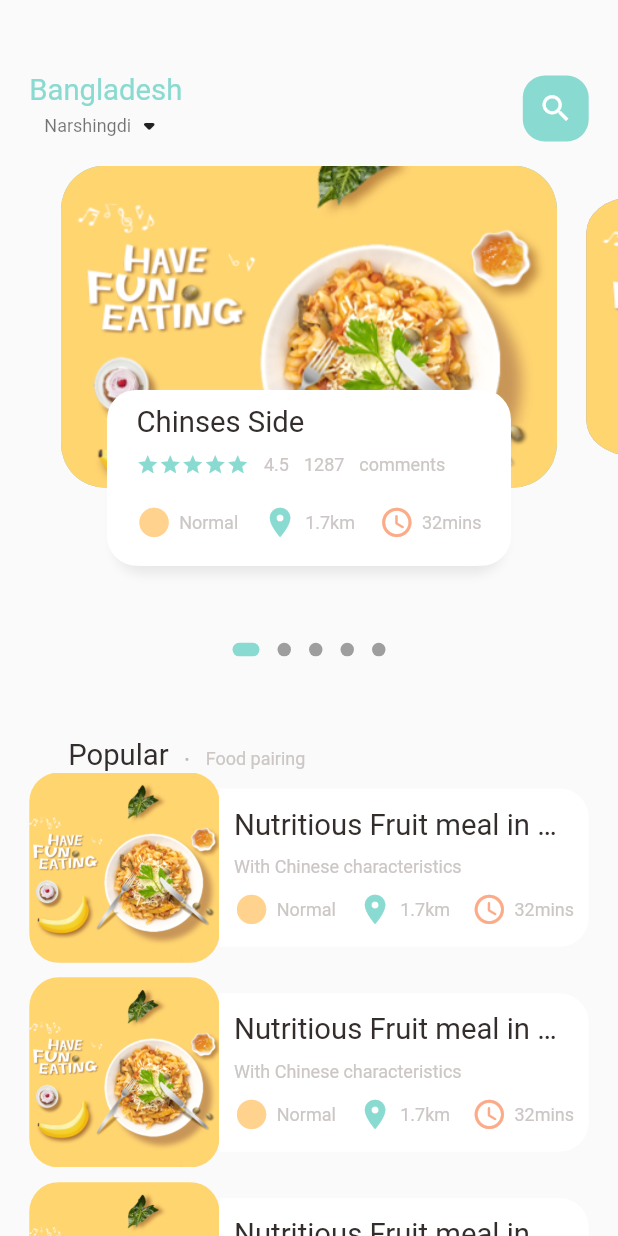
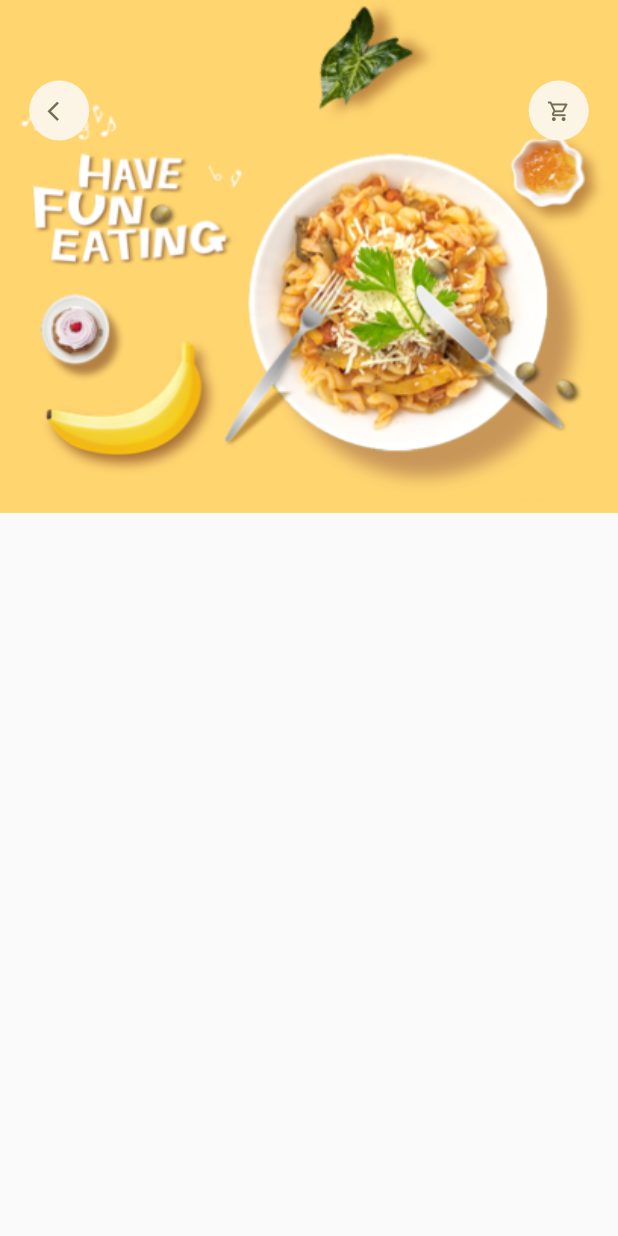
Before and after one commit to Thae00/food_delivery, a Flutter app: the screen it shows after launch, on a phone screen of 412 x 824 dp. Run offline on Flutter 3.47's test engine with Material 2 defaults, Android fonts, the phone set to English and light mode, and no system bars; drawn by our look-alikes of dots_indicator; our stand-ins replace get.

Commit message:
building foodDetailPage with Stack

```diff
--- a/lib/main.dart
+++ b/lib/main.dart
@@ -1,6 +1,7 @@
 import 'package:flutter/material.dart';
-import 'package:food_delivery/home/main_food_page.dart';
+import 'package:food_delivery/pages/food/popular_food_detail.dart';
 import 'package:get/get.dart';
+import 'pages/home/main_food_page.dart';
 
 void main() {
   runApp(MyApp());
@@ -14,7 +15,7 @@ class MyApp extends StatelessWidget {
   Widget build(BuildContext context) {
     return GetMaterialApp(
       debugShowCheckedModeBanner: false,
-      home: MainFoodPage(),
+      home: PopularFoodDetail(),
     );
   }
 }
--- /dev/null
+++ b/lib/pages/food/popular_food_detail.dart
@@ -0,0 +1,45 @@
+import 'package:flutter/material.dart';
+import 'package:food_delivery/utils/dimensions.dart';
+import 'package:food_delivery/widgets/app_icon.dart';
+
+class PopularFoodDetail extends StatelessWidget {
+  PopularFoodDetail({Key? key}) : super(key: key);
+
+  @override
+  Widget build(BuildContext context) {
+    return Scaffold(
+      body: Stack(
+        children: [
+          Positioned(
+            left: 0,
+            right: 0,
+            child: Container(
+              width: double.maxFinite,
+              height: Dimensions.popularFoodImgSize,
+              decoration: BoxDecoration(
+                image: DecorationImage(
+                  fit: BoxFit.cover,
+                  image: AssetImage(
+                    "assets/image/food0.png"
+                  )
+                )
+              ),
+            ),
+          ),
+          Positioned(
+            top: Dimensions.height55,
+            left: Dimensions.width20,
+            right: Dimensions.width20,
+            child: Row(
+              mainAxisAlignment: MainAxisAlignment.spaceBetween,
+              children: [
+                AppIcon(icon: Icons.arrow_back_ios),
+                AppIcon(icon: Icons.shopping_cart_outlined),
+              ],
+            ),
+          ),
+        ],
+      ),
+    );
+  }
+}
--- a/lib/home/food_body_page.dart
+++ b/lib/pages/home/food_body_page.dart
@@ -1,5 +1,4 @@
 import 'package:dots_indicator/dots_indicator.dart';
-import 'package:flutter/cupertino.dart';
 import 'package:flutter/material.dart';
 import 'package:food_delivery/utils/colors.dart';
 import 'package:food_delivery/utils/dimensions.dart';
--- a/lib/home/main_food_page.dart
+++ b/lib/pages/home/main_food_page.dart
@@ -1,9 +1,10 @@
 import 'package:flutter/material.dart';
-import 'package:food_delivery/home/food_body_page.dart';
 import 'package:food_delivery/utils/colors.dart';
 import 'package:food_delivery/utils/dimensions.dart';
 import 'package:food_delivery/widgets/big_text.dart';
 import 'package:food_delivery/widgets/small_text.dart';
+
+import 'food_body_page.dart';
 
 class MainFoodPage extends StatefulWidget {
   MainFoodPage({Key? key}) : super(key: key);
--- a/lib/utils/dimensions.dart
+++ b/lib/utils/dimensions.dart
@@ -15,6 +15,7 @@ class Dimensions {
   static double height30 = screenHeight / 18.13;
   static double height45 = screenHeight / 18.75;
   static double height50 = screenHeight / 16.88;
+  static double height55 = screenHeight / 15.34;
 
   static double width10 = screenHeight / 84.4;
   static double width15 = screenHeight / 56.27;
@@ -28,9 +29,13 @@ class Dimensions {
   static double radius30 = screenHeight / 28.13;
 
   static double iconSize24 = screenHeight / 35.17;
+  static double iconSize16 = screenHeight / 52.75;
 
   //list view size
   static double listViewImgSize = screenWidth / 3.25;
   static double listViewTextContSize = screenWidth / 3.9;
 
+  //popular food
+  static double popularFoodImgSize = screenHeight / 2.41; // 844/350
+
 }
--- /dev/null
+++ b/lib/widgets/app_icon.dart
@@ -0,0 +1,33 @@
+import 'package:flutter/material.dart';
+import 'package:food_delivery/utils/dimensions.dart';
+
+class AppIcon extends StatelessWidget {
+  final IconData icon;
+  final Color backgroundColor;
+  final Color iconColor;
+  final double size;
+  AppIcon({
+    Key? key,
+    required this.icon,
+    this.backgroundColor = const Color(0xFFfcf4e4),
+    this.iconColor = const Color(0xFF756d54),
+    this.size = 40,
+  }) : super(key: key);
+
+  @override
+  Widget build(BuildContext context) {
+    return Container(
+      width: size,
+      height: size,
+      decoration: BoxDecoration(
+        borderRadius: BorderRadius.circular(size/2),
+        color: backgroundColor,
+      ),
+      child: Icon(
+        icon,
+        color: iconColor,
+        size: Dimensions.iconSize16,
+      ),
+    );
+  }
+}
```
